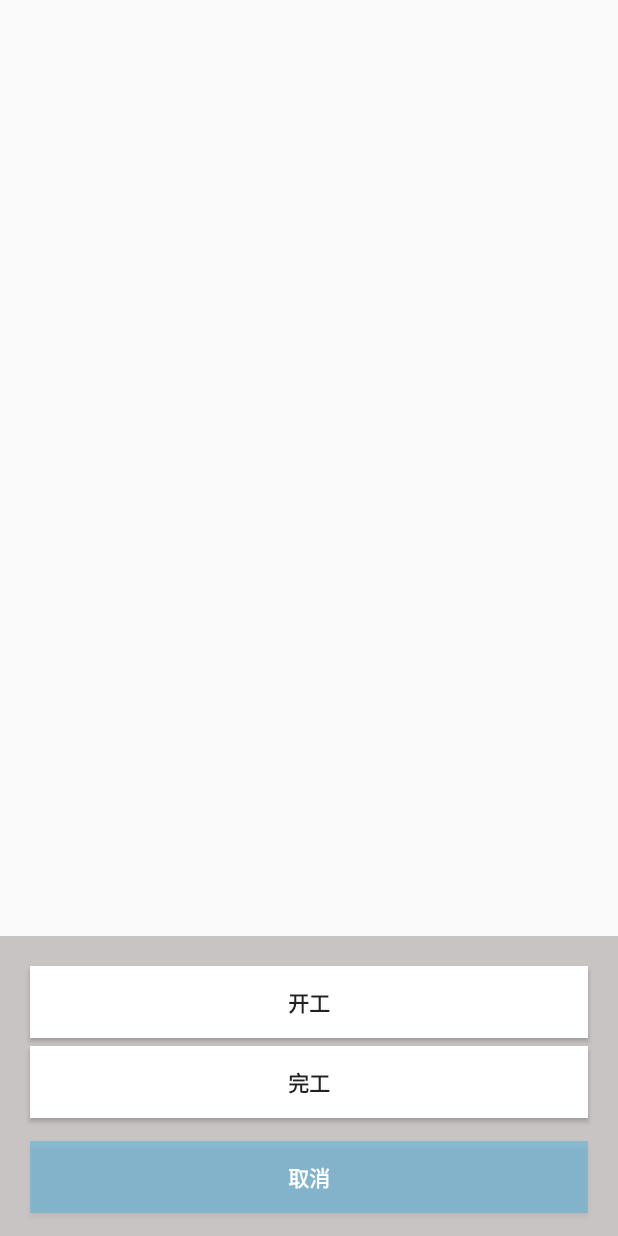
After one commit to QiaoYangKe/RecycleView, an Android app: the layout racycler_bottom_tool.xml on its own in the app's theme, with its tools: preview values and no code run, on a phone screen of 412 x 824 dp. The commit adds this screen. Run offline under Robolectric (Android 15) with nearby library versions, the phone set to English and light mode, and no system bars.

Commit message:
底部弹窗

```diff
--- a/app/src/main/AndroidManifest.xml
+++ b/app/src/main/AndroidManifest.xml
@@ -9,6 +9,7 @@
         android:roundIcon="@mipmap/ic_launcher_round"
         android:supportsRtl="true"
         android:theme="@style/AppTheme">
+        <activity android:name=".SelectPicPopupWindow" android:theme="@style/MyDialogStyleBottom" />
         <activity android:name=".MainActivity"
             android:windowSoftInputMode="adjustPan">
             <intent-filter>
--- a/app/src/main/java/com/example/recycleview/GeneralAdapter.java
+++ b/app/src/main/java/com/example/recycleview/GeneralAdapter.java
@@ -49,12 +49,6 @@ public class GeneralAdapter extends RecyclerView.Adapter<GeneralAdapter.MyViewHo
             holder.textView3.setText("成品合金:" + task.getTaskName() + "成品状态:" + task.getTaskName());
             holder.textView4.setText("工序参数:" + task.getTaskName());
         }
-        if(position == getItemCount() - 1){//已经到达列表的底部
-            Task task1 = new Task();
-            task1.setId("100");
-            task1.setTaskName("100********");
-            datas.add(task1);
-        }
     }
 
 
--- a/app/src/main/java/com/example/recycleview/MainActivity.java
+++ b/app/src/main/java/com/example/recycleview/MainActivity.java
@@ -6,6 +6,7 @@ import androidx.recyclerview.widget.DividerItemDecoration;
 import androidx.recyclerview.widget.LinearLayoutManager;
 import androidx.recyclerview.widget.RecyclerView;
 
+import android.content.Intent;
 import android.os.Bundle;
 import android.view.GestureDetector;
 import android.view.MotionEvent;
@@ -45,8 +46,9 @@ public class MainActivity extends AppCompatActivity {
         recyclerView.addOnItemTouchListener(new MyItemTouchListener(recyclerView) {
             @Override
             public void onItemClick(RecyclerView.ViewHolder vh) {
-                TextView textView = findViewById(R.id.textView1);
-                Toast.makeText(MainActivity.this,textView.getText(),Toast.LENGTH_SHORT).show();
+//                TextView textView = findViewById(R.id.textView1);
+//                Toast.makeText(MainActivity.this,textView.getText(),Toast.LENGTH_SHORT).show();
+                startActivity(new Intent(MainActivity.this,SelectPicPopupWindow.class));
             }
         });
 
--- /dev/null
+++ b/app/src/main/res/anim/push_bottom_in.xml
@@ -0,0 +1,10 @@
+<?xml version="1.0" encoding="utf-8"?>
+<!-- 上下滑入式 -->
+<set xmlns:android="http://schemas.android.com/apk/res/android" >
+
+    <translate
+        android:duration="200"
+        android:fromYDelta="100%p"
+        android:toYDelta="0"
+        />
+</set>
--- /dev/null
+++ b/app/src/main/res/anim/push_buttom_out.xml
@@ -0,0 +1,10 @@
+<?xml version="1.0" encoding="utf-8"?>
+<!-- 上下滑出式 -->
+<set xmlns:android="http://schemas.android.com/apk/res/android" >
+
+
+    <translate
+        android:duration="200"
+        android:fromYDelta="0"
+        android:toYDelta="50%p" />
+</set>
--- /dev/null
+++ b/app/src/main/res/layout/racycler_bottom_tool.xml
@@ -0,0 +1,56 @@
+<?xml version="1.0" encoding="utf-8"?>
+<RelativeLayout xmlns:android="http://schemas.android.com/apk/res/android"
+    android:layout_width="match_parent"
+    android:layout_height="wrap_content"
+    xmlns:tools="http://schemas.android.com/tools"
+    android:gravity="center_horizontal"
+    android:orientation="vertical"
+    tools:context=".SelectPicPopupWindow">
+
+    <LinearLayout
+        android:id="@+id/pop_layout"
+        android:layout_width="match_parent"
+        android:layout_height="wrap_content"
+        android:layout_alignParentBottom="true"
+        android:background="#809A8F8F"
+        android:gravity="center_horizontal"
+        android:orientation="vertical">
+
+
+        <Button
+            android:id="@+id/btn_take_photo"
+            android:layout_width="match_parent"
+            android:layout_height="wrap_content"
+            android:layout_marginLeft="20dip"
+            android:layout_marginTop="20dip"
+            android:layout_marginRight="20dip"
+            android:background="#FFFFFF"
+            android:text="@string/producting"
+            android:textStyle="bold" />
+
+        <Button
+            android:id="@+id/btn_pick_photo"
+            android:layout_width="match_parent"
+            android:layout_height="wrap_content"
+            android:layout_marginLeft="20dip"
+            android:layout_marginTop="5dip"
+            android:layout_marginRight="20dip"
+            android:background="#FFFFFF"
+            android:text="@string/complete"
+            android:textStyle="bold" />
+
+        <Button
+            android:id="@+id/btn_cancel"
+            android:layout_width="match_parent"
+            android:layout_height="wrap_content"
+            android:layout_marginLeft="20dip"
+            android:layout_marginTop="15dip"
+            android:layout_marginRight="20dip"
+            android:layout_marginBottom="15dip"
+            android:background="#4D03A9F4"
+            android:text="@string/cancel"
+            android:textColor="#ffffff"
+
+            android:textStyle="bold" />
+    </LinearLayout>
+</RelativeLayout>
--- a/app/src/main/res/values/strings.xml
+++ b/app/src/main/res/values/strings.xml
@@ -2,4 +2,7 @@
     <string name="app_name">机列任务</string>
     <string name="editHint">请输入批号</string>
     <string name="button">搜索</string>
+    <string name="producting">开工</string>
+    <string name="complete">完工</string>
+    <string name="cancel">取消</string>
 </resources>
--- a/app/src/main/res/values/styles.xml
+++ b/app/src/main/res/values/styles.xml
@@ -7,5 +7,25 @@
         <item name="colorPrimaryDark">@color/colorPrimaryDark</item>
         <item name="colorAccent">@color/colorAccent</item>
     </style>
+    <style name="AnimBottom" parent="@android:style/Animation">
+        <item name="android:windowEnterAnimation">@anim/push_bottom_in</item>
+        <item name="android:windowExitAnimation">@anim/push_buttom_out</item>
+    </style>
+
+    <style name="MyDialogStyleBottom" parent="android:Theme.Dialog">
+        <item name="android:windowAnimationStyle">@style/AnimBottom</item>
+        <item name="android:windowFrame">@null</item>
+        ;!-- 边框 -->
+        <item name="android:windowIsFloating">true</item>
+        ;!-- 是否浮现在activity之上 -->
+        <item name="android:windowIsTranslucent">true</item>
+        ;!-- 半透明 -->
+        <item name="android:windowNoTitle">true</item>
+        ;!-- 无标题 -->
+        <item name="android:windowBackground">@android:color/transparent</item>
+        ;!-- 背景透明 -->
+        <item name="android:backgroundDimEnabled">true</item>
+        ;!-- 模糊 -->
+    </style>
 
 </resources>
--- /dev/null
+++ b/app/src/main/res/xml/push_bottom_in.xml
@@ -0,0 +1,4 @@
+<?xml version="1.0" encoding="utf-8"?>
+<PreferenceScreen xmlns:android="http://schemas.android.com/apk/res/android">
+
+</PreferenceScreen>
```
Also changed, not shown: app/src/main/java/com/example/recycleview/MyItemTouchListener.java (+7 -6 lines), app/src/main/java/com/example/recycleview/SelectPicPopupWindow.java (added, +63 -0 lines).
